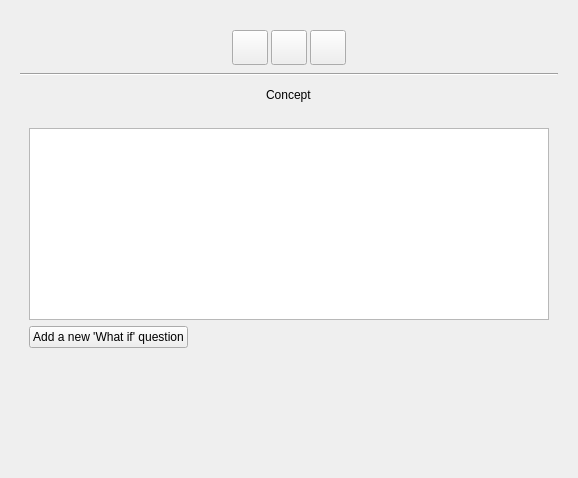
Above: ui/premise_builder_widget.ui from zkovari/plotlyst before the change. Below: the same form after it.
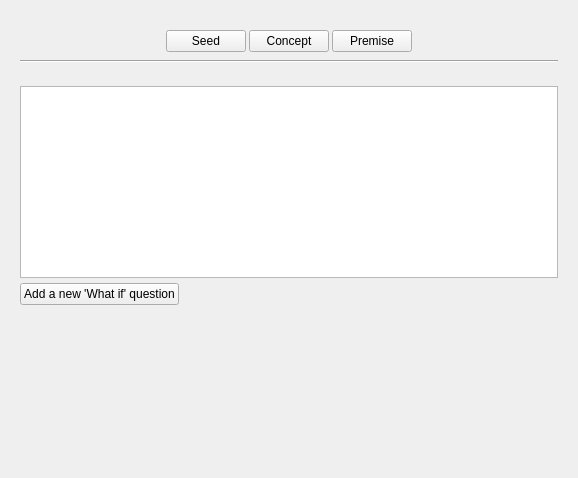
That is the form after the change. The open tabs and pages were chosen to show the change.

The edit to the form file:
```diff
--- a/ui/premise_builder_widget.ui
+++ b/ui/premise_builder_widget.ui
@@ -54,7 +54,7 @@
       </spacer>
      </item>
      <item>
-      <widget class="QToolButton" name="btnSeed">
+      <widget class="QPushButton" name="btnSeed">
        <property name="cursor">
         <cursorShape>PointingHandCursor</cursorShape>
        </property>
@@ -62,12 +62,12 @@
         <string>Seed</string>
        </property>
        <property name="text">
-        <string/>
+        <string>Seed</string>
        </property>
        <property name="iconSize">
         <size>
-         <width>28</width>
-         <height>28</height>
+         <width>32</width>
+         <height>32</height>
         </size>
        </property>
        <property name="checkable">
@@ -88,7 +88,7 @@
       </widget>
      </item>
      <item>
-      <widget class="QToolButton" name="btnConcept">
+      <widget class="QPushButton" name="btnConcept">
        <property name="cursor">
         <cursorShape>PointingHandCursor</cursorShape>
        </property>
@@ -96,12 +96,12 @@
         <string>Concept</string>
        </property>
        <property name="text">
-        <string/>
+        <string>Concept</string>
        </property>
        <property name="iconSize">
         <size>
-         <width>28</width>
-         <height>28</height>
+         <width>32</width>
+         <height>32</height>
         </size>
        </property>
        <property name="checkable">
@@ -122,7 +122,7 @@
       </widget>
      </item>
      <item>
-      <widget class="QToolButton" name="btnPremise">
+      <widget class="QPushButton" name="btnPremise">
        <property name="cursor">
         <cursorShape>PointingHandCursor</cursorShape>
        </property>
@@ -130,12 +130,12 @@
         <string>Premise</string>
        </property>
        <property name="text">
-        <string/>
+        <string>Premise</string>
        </property>
        <property name="iconSize">
         <size>
-         <width>28</width>
-         <height>28</height>
+         <width>32</width>
+         <height>32</height>
         </size>
        </property>
        <property name="checkable">
@@ -257,33 +257,64 @@
       </layout>
      </widget>
      <widget class="QWidget" name="pageConcept">
+      <layout class="QVBoxLayout" name="verticalLayout_6">
+       <property name="spacing">
+        <number>5</number>
+       </property>
+       <property name="leftMargin">
+        <number>0</number>
+       </property>
+       <property name="topMargin">
+        <number>20</number>
+       </property>
+       <property name="rightMargin">
+        <number>0</number>
+       </property>
+       <property name="bottomMargin">
+        <number>0</number>
+       </property>
+       <item>
+        <widget class="QScrollArea" name="scrollArea_2">
+         <property name="frameShape">
+          <enum>QFrame::NoFrame</enum>
+         </property>
+         <property name="widgetResizable">
+          <bool>true</bool>
+         </property>
+         <widget class="QWidget" name="scrollAreaWidgetContents_2">
+          <property name="geometry">
+           <rect>
+            <x>0</x>
+            <y>0</y>
+            <width>538</width>
+            <height>392</height>
+           </rect>
+          </property>
+          <property name="sizePolicy">
+           <sizepolicy hsizetype="Preferred" vsizetype="Expanding">
+            <horstretch>0</horstretch>
+            <verstretch>0</verstretch>
+           </sizepolicy>
+          </property>
+          <property name="relaxed-white-bg" stdset="0">
+           <bool>true</bool>
+          </property>
       <layout class="QVBoxLayout" name="verticalLayout_3">
-       <item alignment="Qt::AlignHCenter">
-        <widget class="QLabel" name="lblConceptTitle">
-         <property name="text">
-          <string>Concept</string>
-         </property>
-         <property name="h2" stdset="0">
-          <bool>true</bool>
-         </property>
-        </widget>
-       </item>
-       <item>
-        <spacer name="verticalSpacer_4">
-         <property name="orientation">
-          <enum>Qt::Vertical</enum>
-         </property>
-         <property name="sizeType">
-          <enum>QSizePolicy::Fixed</enum>
-         </property>
-         <property name="sizeHint" stdset="0">
-          <size>
-           <width>20</width>
-           <height>20</height>
-          </size>
-         </property>
-        </spacer>
-       </item>
+           <property name="spacing">
+            <number>5</number>
+           </property>
+           <property name="leftMargin">
+            <number>0</number>
+           </property>
+           <property name="topMargin">
+            <number>0</number>
+           </property>
+           <property name="rightMargin">
+            <number>0</number>
+           </property>
+           <property name="bottomMargin">
+            <number>0</number>
+           </property>
        <item>
         <widget class="QListView" name="listSelectedIdeas"/>
        </item>
@@ -314,10 +345,14 @@
          <property name="sizeHint" stdset="0">
           <size>
            <width>20</width>
-           <height>87</height>
+               <height>150</height>
           </size>
          </property>
         </spacer>
+           </item>
+          </layout>
+         </widget>
+        </widget>
        </item>
       </layout>
      </widget>
```
Left out of the diff: 133 changed lines with no effect on the pictures. Lines whose indentation alone changed are shown as unchanged.
